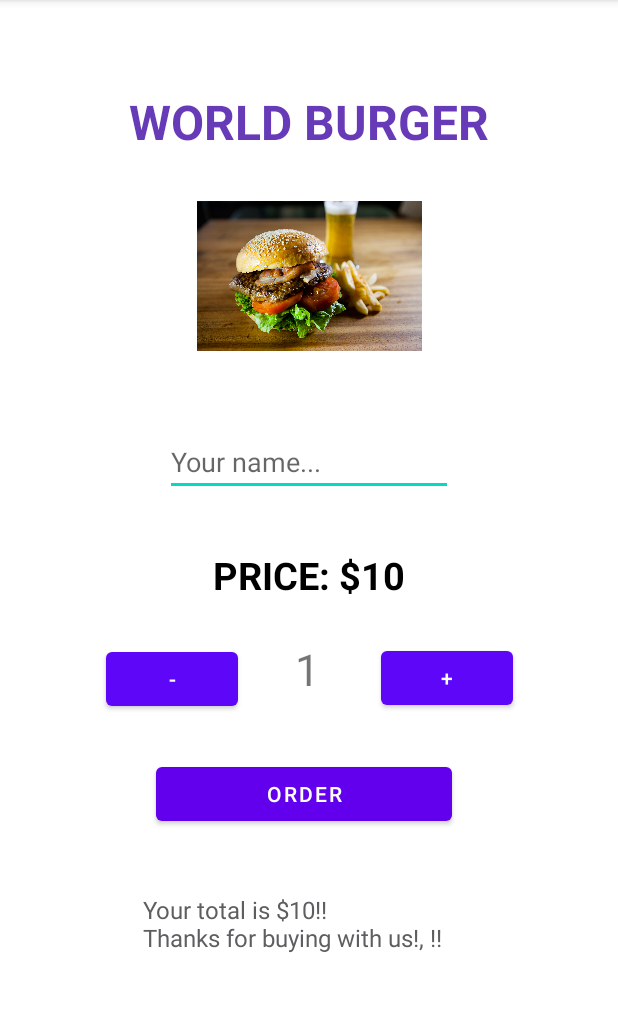
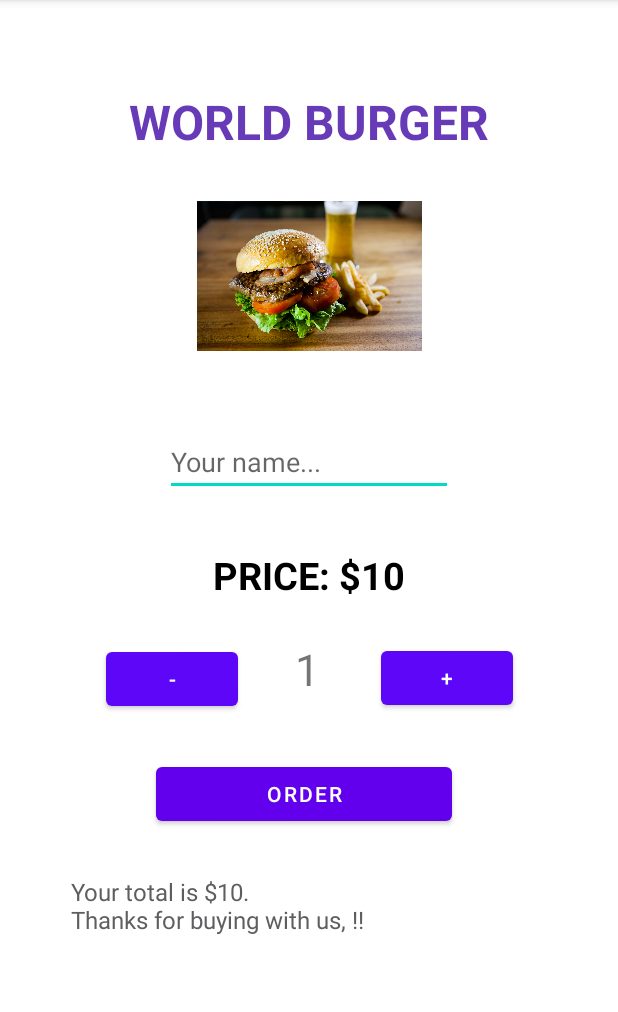
Before and after one commit to bmartinslx/Burgers-Android-App, an Android app: the screen it shows after launch (MainActivity), after a tap on "ORDER", on a phone screen of 412 x 824 dp, the part 84-1096 px from its top. Run offline under Robolectric (Android 15) with nearby library versions, the light colour scheme and no system bars.

Commit message:
UP AND RUNNINGGGG

```diff
--- a/app/src/main/java/com/example/burgers/MainActivity.java
+++ b/app/src/main/java/com/example/burgers/MainActivity.java
@@ -79,8 +79,8 @@ public class MainActivity extends AppCompatActivity {
                 totalDisplay = findViewById(R.id.totalDisplay);
                 EditText txtName = findViewById(R.id.txtName);
 
-                totalDisplay.setText("Your total is $" + String.valueOf(quantity * 10) + "!!"
-                        + "\n" + "Thanks for buying with us!, " + txtName.getText().toString() + "!!");
+                totalDisplay.setText("Your total is $" + String.valueOf(quantity * 10) + "."
+                        + "\n" + "Thanks for buying with us, " + txtName.getText().toString() + "!!");
                 totalDisplay.setVisibility(View.VISIBLE);
             }
         });
--- a/app/src/main/res/layout/activity_main.xml
+++ b/app/src/main/res/layout/activity_main.xml
@@ -126,8 +126,8 @@
 
     <TextView
         android:id="@+id/totalDisplay"
-        android:layout_width="221dp"
-        android:layout_height="57dp"
+        android:layout_width="318dp"
+        android:layout_height="72dp"
         android:textColor="#5E5D60"
         android:textSize="16sp"
         app:backgroundTint="#3C3A3E"
--- a/app/src/main/res/mipmap-anydpi-v26/ic_launcher.xml
+++ b/app/src/main/res/mipmap-anydpi-v26/ic_launcher.xml
@@ -1,5 +1,5 @@
 <?xml version="1.0" encoding="utf-8"?>
 <adaptive-icon xmlns:android="http://schemas.android.com/apk/res/android">
-    <background android:drawable="@drawable/ic_launcher_background" />
-    <foreground android:drawable="@drawable/ic_launcher_foreground" />
+    <background android:drawable="@color/ic_launcher_background"/>
+    <foreground android:drawable="@mipmap/ic_launcher_foreground"/>
 </adaptive-icon>
--- a/app/src/main/res/mipmap-anydpi-v26/ic_launcher_round.xml
+++ b/app/src/main/res/mipmap-anydpi-v26/ic_launcher_round.xml
@@ -1,5 +1,5 @@
 <?xml version="1.0" encoding="utf-8"?>
 <adaptive-icon xmlns:android="http://schemas.android.com/apk/res/android">
-    <background android:drawable="@drawable/ic_launcher_background" />
-    <foreground android:drawable="@drawable/ic_launcher_foreground" />
+    <background android:drawable="@color/ic_launcher_background"/>
+    <foreground android:drawable="@mipmap/ic_launcher_foreground"/>
 </adaptive-icon>
```
Also changed, not shown: app/src/main/ic_launcher-playstore.png (added), app/src/main/res/mipmap-hdpi/ic_launcher.png, app/src/main/res/mipmap-hdpi/ic_launcher_foreground.png (added), app/src/main/res/mipmap-hdpi/ic_launcher_round.png, app/src/main/res/mipmap-mdpi/ic_launcher.png, app/src/main/res/mipmap-mdpi/ic_launcher_foreground.png (added), app/src/main/res/mipmap-mdpi/ic_launcher_round.png, app/src/main/res/mipmap-xhdpi/ic_launcher.png, app/src/main/res/mipmap-xhdpi/ic_launcher_foreground.png (added), app/src/main/res/mipmap-xhdpi/ic_launcher_round.png, app/src/main/res/mipmap-xxhdpi/ic_launcher.png, app/src/main/res/mipmap-xxhdpi/ic_launcher_foreground.png (added), app/src/main/res/mipmap-xxhdpi/ic_launcher_round.png, app/src/main/res/mipmap-xxxhdpi/ic_launcher.png, 2 more files.
